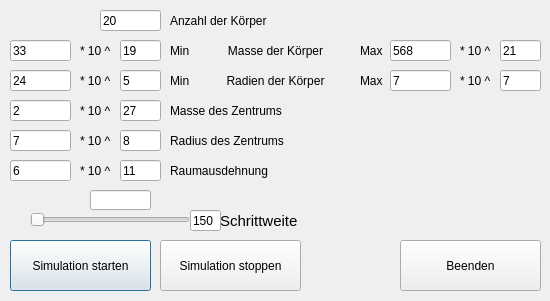
LarsFle/Prog3, file default/simulator_ui.ui: the form before one commit.
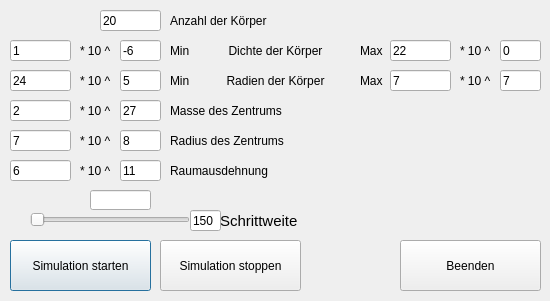
The form after the commit.

Commit message: added density for generation

```diff
--- a/default/simulator_ui.ui
+++ b/default/simulator_ui.ui
@@ -75,7 +75,7 @@
     </rect>
    </property>
    <property name="text">
-    <string>33</string>
+    <string>1</string>
    </property>
   </widget>
   <widget class="QLabel" name="label">
@@ -195,7 +195,7 @@
     <enum>Qt::LeftToRight</enum>
    </property>
    <property name="text">
-    <string>Masse der Körper</string>
+    <string>Dichte der Körper</string>
    </property>
    <property name="alignment">
     <set>Qt::AlignCenter</set>
@@ -277,7 +277,7 @@
     </rect>
    </property>
    <property name="text">
-    <string>19</string>
+    <string>-6</string>
    </property>
   </widget>
   <widget class="QLineEdit" name="minRadPot">
@@ -475,7 +475,7 @@
     </rect>
    </property>
    <property name="text">
-    <string>21</string>
+    <string>0</string>
    </property>
   </widget>
   <widget class="QLineEdit" name="maxMass">
@@ -488,7 +488,7 @@
     </rect>
    </property>
    <property name="text">
-    <string>568</string>
+    <string>22</string>
    </property>
   </widget>
   <widget class="QLabel" name="label_17">
```
Left out of the diff: 18 changed lines with no effect on the pictures. The commit also changes 1 other file.
